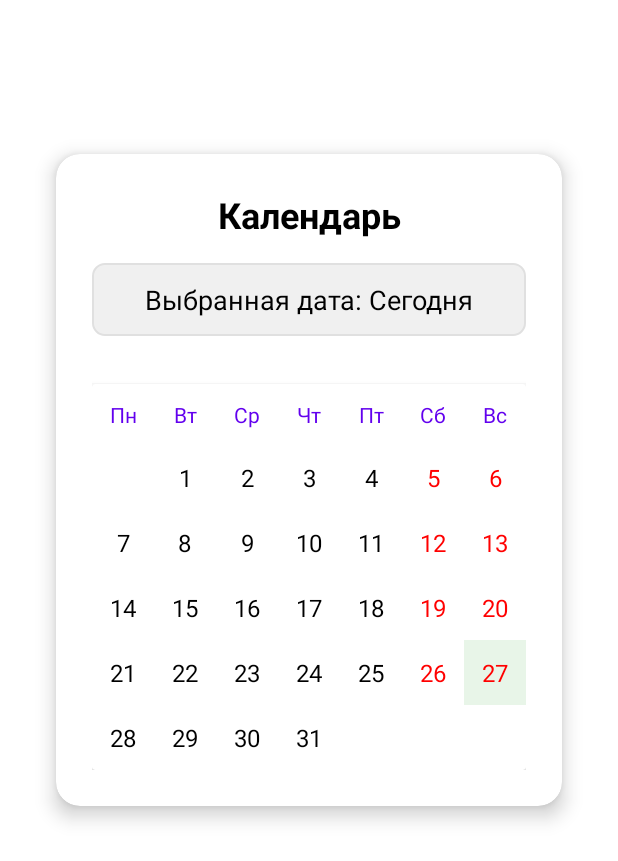
After one commit to rurikden/ZmeyGorynych, an Android app: the layout activity_work.xml on its own in the app's theme, with its tools: preview values and no code run, on a phone screen of 412 x 824 dp. The commit adds this screen. Shown: the top 861 px of the screen. Run offline under Robolectric (Android 15) with nearby library versions, the phone set to English and light mode, and no system bars.

Commit message:
Add custom calendar with red weekends and remove weekend text

```diff
--- a/app/src/main/AndroidManifest.xml
+++ b/app/src/main/AndroidManifest.xml
@@ -21,6 +21,9 @@
                 <category android:name="android.intent.category.LAUNCHER" />
             </intent-filter>
         </activity>
+        <activity
+            android:name=".WorkActivity"
+            android:exported="false" />
     </application>
 
 </manifest>
--- /dev/null
+++ b/app/src/main/java/com/example/zmeygorynych/CustomCalendarView.kt
@@ -0,0 +1,164 @@
+package com.example.zmeygorynych
+
+import android.content.Context
+import android.graphics.Color
+import android.util.AttributeSet
+import android.view.LayoutInflater
+import android.view.View
+import android.widget.GridLayout
+import android.widget.TextView
+import androidx.cardview.widget.CardView
+import java.text.SimpleDateFormat
+import java.util.*
+
+class CustomCalendarView @JvmOverloads constructor(
+    context: Context,
+    attrs: AttributeSet? = null,
+    defStyleAttr: Int = 0
+) : CardView(context, attrs, defStyleAttr) {
+
+    private lateinit var gridLayout: GridLayout
+    private val calendar = Calendar.getInstance()
+    private val dateFormat = SimpleDateFormat("dd", Locale.getDefault())
+    private var onDateSelectedListener: ((Int, Int, Int) -> Unit)? = null
+    private var selectedDate: Calendar = Calendar.getInstance()
+
+    init {
+        setupView()
+    }
+
+    private fun setupView() {
+        // Создаем GridLayout для календаря
+        gridLayout = GridLayout(context).apply {
+            columnCount = 7
+            rowCount = 7 // 1 строка для дней недели + 6 строк для дат
+        }
+
+        addView(gridLayout)
+
+        // Добавляем заголовки дней недели
+        addDayHeaders()
+
+        // Генерируем календарь для текущего месяца
+        generateCalendar()
+    }
+
+    private fun addDayHeaders() {
+        val daysOfWeek = arrayOf("Пн", "Вт", "Ср", "Чт", "Пт", "Сб", "Вс")
+
+        for (day in daysOfWeek) {
+            val dayHeader = TextView(context).apply {
+                text = day
+                textSize = 14f
+                setTextColor(Color.parseColor("#6200EE"))
+                setPadding(16, 16, 16, 16)
+                gravity = android.view.Gravity.CENTER
+            }
+
+            val params = GridLayout.LayoutParams().apply {
+                width = 0
+                height = GridLayout.LayoutParams.WRAP_CONTENT
+                columnSpec = GridLayout.spec(GridLayout.UNDEFINED, 1f)
+            }
+
+            gridLayout.addView(dayHeader, params)
+        }
+    }
+
+    private fun generateCalendar() {
+        // Очищаем предыдущие даты (кроме заголовков)
+        for (i in gridLayout.childCount - 1 downTo 7) {
+            gridLayout.removeViewAt(i)
+        }
+
+        val currentMonth = calendar.clone() as Calendar
+        currentMonth.set(Calendar.DAY_OF_MONTH, 1)
+
+        // Добавляем пустые ячейки до первого дня месяца
+        val firstDayOfWeek = currentMonth.get(Calendar.DAY_OF_WEEK)
+        val offset = if (firstDayOfWeek == Calendar.SUNDAY) 6 else firstDayOfWeek - 2
+
+        for (i in 0 until offset) {
+            addEmptyCell()
+        }
+
+        // Добавляем даты месяца
+        val daysInMonth = currentMonth.getActualMaximum(Calendar.DAY_OF_MONTH)
+
+        for (day in 1..daysInMonth) {
+            addDateCell(day, currentMonth)
+            currentMonth.add(Calendar.DAY_OF_MONTH, 1)
+        }
+    }
+
+    private fun addEmptyCell() {
+        val emptyCell = TextView(context).apply {
+            text = ""
+            setPadding(16, 16, 16, 16)
+        }
+
+        val params = GridLayout.LayoutParams().apply {
+            width = 0
+            height = GridLayout.LayoutParams.WRAP_CONTENT
+            columnSpec = GridLayout.spec(GridLayout.UNDEFINED, 1f)
+        }
+
+        gridLayout.addView(emptyCell, params)
+    }
+
+    private fun addDateCell(day: Int, monthCalendar: Calendar) {
+        val dateCell = TextView(context).apply {
+            text = day.toString()
+            textSize = 16f
+            setPadding(16, 16, 16, 16)
+            gravity = android.view.Gravity.CENTER
+
+            // Проверяем, является ли день выходным
+            val dayOfWeek = monthCalendar.get(Calendar.DAY_OF_WEEK)
+            val isWeekend = dayOfWeek == Calendar.SATURDAY || dayOfWeek == Calendar.SUNDAY
+
+            if (isWeekend) {
+                setTextColor(Color.RED)
+            } else {
+                setTextColor(Color.BLACK)
+            }
+
+            // Проверяем, является ли день сегодняшним
+            val today = Calendar.getInstance()
+            val isToday = day == today.get(Calendar.DAY_OF_MONTH) &&
+                         monthCalendar.get(Calendar.MONTH) == today.get(Calendar.MONTH) &&
+                         monthCalendar.get(Calendar.YEAR) == today.get(Calendar.YEAR)
+
+            if (isToday) {
+                setBackgroundColor(Color.parseColor("#E8F5E8"))
+            }
+
+            setOnClickListener {
+                selectedDate = monthCalendar.clone() as Calendar
+                selectedDate.set(Calendar.DAY_OF_MONTH, day)
+                onDateSelectedListener?.invoke(
+                    selectedDate.get(Calendar.YEAR),
+                    selectedDate.get(Calendar.MONTH),
+                    selectedDate.get(Calendar.DAY_OF_MONTH)
+                )
+            }
+        }
+
+        val params = GridLayout.LayoutParams().apply {
+            width = 0
+            height = GridLayout.LayoutParams.WRAP_CONTENT
+            columnSpec = GridLayout.spec(GridLayout.UNDEFINED, 1f)
+        }
+
+        gridLayout.addView(dateCell, params)
+    }
+
+    fun setOnDateSelectedListener(listener: (Int, Int, Int) -> Unit) {
+        onDateSelectedListener = listener
+    }
+
+    fun setDate(year: Int, month: Int, day: Int) {
+        calendar.set(year, month, day)
+        generateCalendar()
+    }
+}
--- a/app/src/main/java/com/example/zmeygorynych/MainActivity.kt
+++ b/app/src/main/java/com/example/zmeygorynych/MainActivity.kt
@@ -1,8 +1,8 @@
 package com.example.zmeygorynych
 
+import android.content.Intent
 import android.os.Bundle
 import android.widget.Button
-import android.widget.Toast
 import androidx.activity.enableEdgeToEdge
 import androidx.appcompat.app.AppCompatActivity
 import androidx.core.view.ViewCompat
@@ -17,7 +17,8 @@ class MainActivity : AppCompatActivity() {
         // Настройка обработчика нажатия кнопки
         val btnWork = findViewById<Button>(R.id.btnWork)
         btnWork.setOnClickListener {
-            Toast.makeText(this, "Кнопка 'Работа' нажата!", Toast.LENGTH_SHORT).show()
+            val intent = Intent(this, WorkActivity::class.java)
+            startActivity(intent)
         }
 
         ViewCompat.setOnApplyWindowInsetsListener(findViewById(R.id.main)) { v, insets ->
--- /dev/null
+++ b/app/src/main/res/drawable/date_background.xml
@@ -0,0 +1,9 @@
+<?xml version="1.0" encoding="utf-8"?>
+<shape xmlns:android="http://schemas.android.com/apk/res/android"
+    android:shape="rectangle">
+    <solid android:color="#F0F0F0" />
+    <corners android:radius="8dp" />
+    <stroke
+        android:width="1dp"
+        android:color="#E0E0E0" />
+</shape>
--- /dev/null
+++ b/app/src/main/res/layout/activity_work.xml
@@ -0,0 +1,63 @@
+<?xml version="1.0" encoding="utf-8"?>
+<androidx.constraintlayout.widget.ConstraintLayout xmlns:android="http://schemas.android.com/apk/res/android"
+    xmlns:app="http://schemas.android.com/apk/res-auto"
+    xmlns:tools="http://schemas.android.com/tools"
+    android:id="@+id/main"
+    android:layout_width="match_parent"
+    android:layout_height="match_parent"
+    android:background="@color/white"
+    tools:context=".WorkActivity">
+
+    <androidx.cardview.widget.CardView
+        android:id="@+id/cardView"
+        android:layout_width="0dp"
+        android:layout_height="wrap_content"
+        android:layout_margin="24dp"
+        app:cardCornerRadius="16dp"
+        app:cardElevation="8dp"
+        app:cardUseCompatPadding="true"
+        app:layout_constraintEnd_toEndOf="parent"
+        app:layout_constraintStart_toStartOf="parent"
+        app:layout_constraintTop_toTopOf="parent"
+        app:layout_constraintBottom_toBottomOf="parent"
+        app:layout_constraintVertical_bias="0.2">
+
+        <LinearLayout
+            android:layout_width="match_parent"
+            android:layout_height="wrap_content"
+            android:orientation="vertical"
+            android:padding="24dp">
+
+            <TextView
+                android:layout_width="match_parent"
+                android:layout_height="wrap_content"
+                android:text="Календарь"
+                android:textSize="24sp"
+                android:textStyle="bold"
+                android:textColor="@color/black"
+                android:gravity="center"
+                android:layout_marginBottom="16dp" />
+
+            <TextView
+                android:id="@+id/tvSelectedDate"
+                android:layout_width="match_parent"
+                android:layout_height="wrap_content"
+                android:text="Выбранная дата: Сегодня"
+                android:textSize="18sp"
+                android:textColor="@color/black"
+                android:gravity="center"
+                android:layout_marginBottom="16dp"
+                android:background="@drawable/date_background"
+                android:padding="12dp" />
+
+            <com.example.zmeygorynych.CustomCalendarView
+                android:id="@+id/customCalendarView"
+                android:layout_width="match_parent"
+                android:layout_height="wrap_content"
+                android:layout_marginTop="16dp" />
+
+        </LinearLayout>
+
+    </androidx.cardview.widget.CardView>
+
+</androidx.constraintlayout.widget.ConstraintLayout>
--- a/app/src/main/res/values/colors.xml
+++ b/app/src/main/res/values/colors.xml
@@ -2,4 +2,9 @@
 <resources>
     <color name="black">#FF000000</color>
     <color name="white">#FFFFFFFF</color>
+    <color name="purple_200">#FFBB86FC</color>
+    <color name="purple_500">#FF6200EE</color>
+    <color name="purple_700">#FF3700B3</color>
+    <color name="teal_200">#FF03DAC5</color>
+    <color name="teal_700">#FF018786</color>
 </resources>
```
Also changed, not shown: app/src/main/java/com/example/zmeygorynych/WorkActivity.kt (added, +49 -0 lines), app/src/main/res/values/themes.xml (+23 -0 lines).
